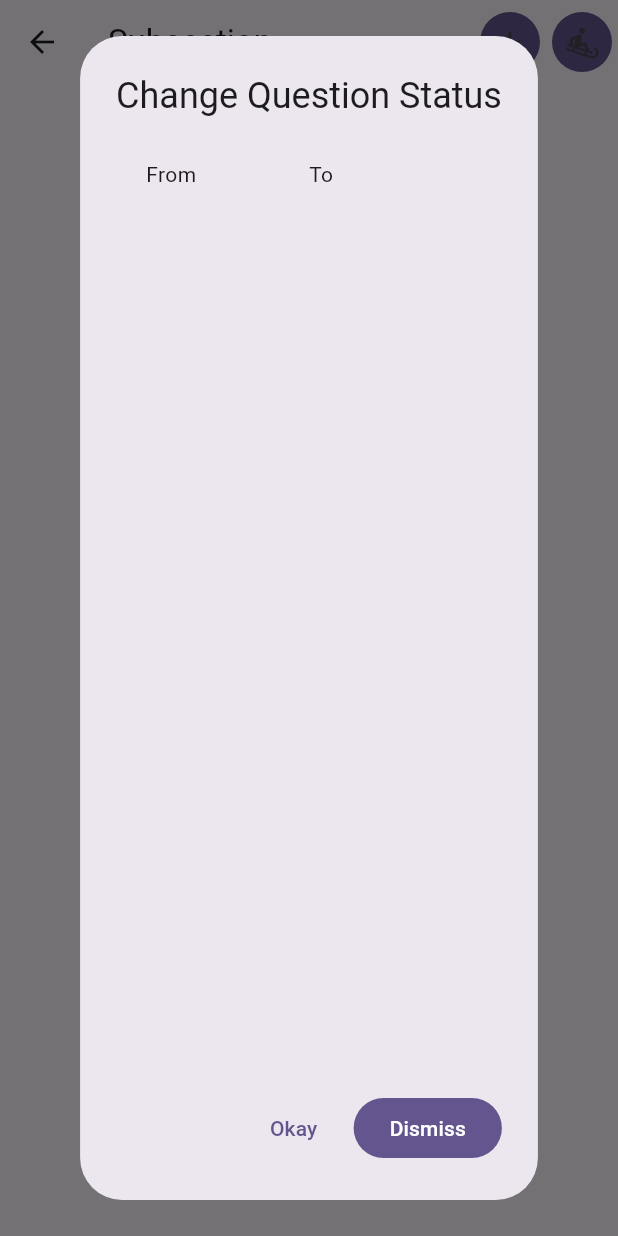
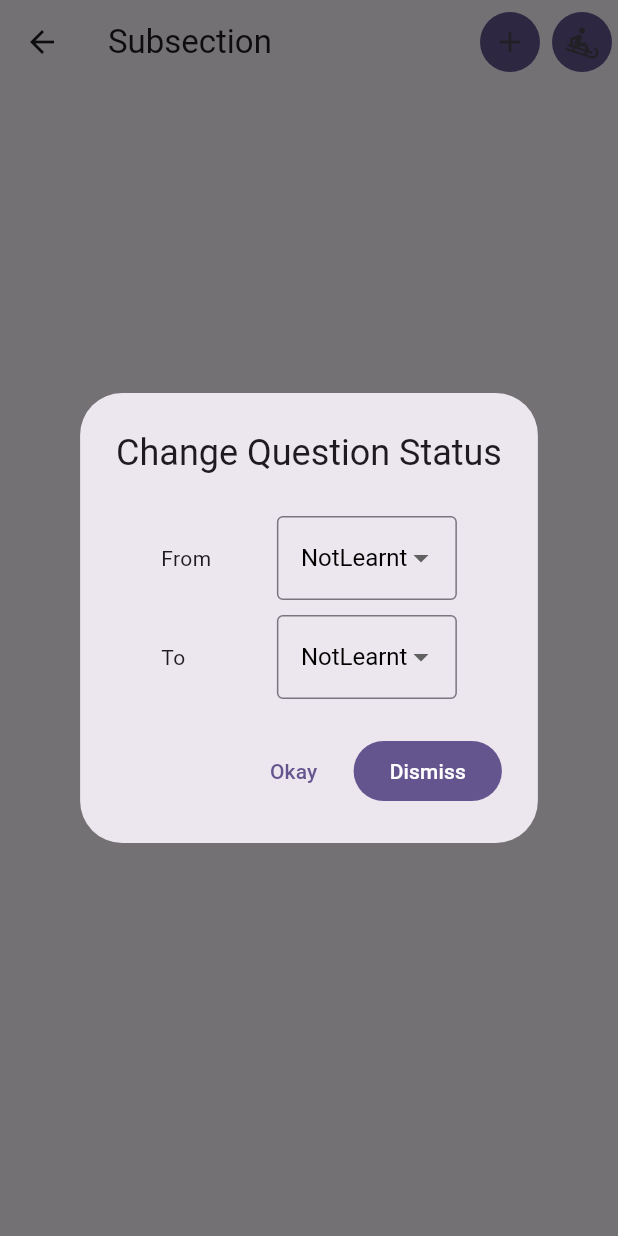
Before and after one commit to namdegnah5352/china_theory_test, a Flutter app: the SubSectionScreen screen opened directly with empty values, after a tap on the "sledding" icon, on a phone screen of 412 x 824 dp. Run offline on Flutter 3.47's test engine with Material 2 defaults, Android fonts, the phone set to English and light mode, and no system bars; our stand-ins replace audioplayers, photo_view, shared_preferences; accounts and stored records are empty.

Commit message:
change status dialog completed

```diff
--- a/lib/widgets/change_status_dialog.dart
+++ b/lib/widgets/change_status_dialog.dart
@@ -1,4 +1,5 @@
 import 'package:china_theory_test/config/constants.dart';
+import 'package:china_theory_test/domain/entities/not_learnt.dart';
 import 'package:flutter/material.dart';
 import '../domain/entities/question.dart';
 import '../config/text_styles.dart';
@@ -15,11 +16,13 @@ class ChangeStatusDialog extends StatefulWidget {
 }
 
 class _ChangeStatusDialogState extends State<ChangeStatusDialog> {
-  late String learntValue;
+  late _temp from;
+  late _temp to;
 
   @override
   void initState() {
-    learntValue = AppConstants.notLearnt;
+    from = _temp(value: AppConstants.notLearnt);
+    to = _temp(value: AppConstants.notLearnt);
     super.initState();
   }
 
@@ -29,30 +32,37 @@ class _ChangeStatusDialogState extends State<ChangeStatusDialog> {
       builder: (context) => AlertDialog(
         title: const Text('Change Question Status'),
         content: Padding(
-          padding: const EdgeInsets.symmetric(horizontal: 20),
+          padding: const EdgeInsets.symmetric(horizontal: 30),
           child: Column(
             crossAxisAlignment: CrossAxisAlignment.start,
+            mainAxisSize: MainAxisSize.min,
             children: [
+              const SizedBox(height: 10),
+              Row(
+                mainAxisAlignment: MainAxisAlignment.start,
+                children: [
+                  const Expanded(child: Text('From')),
+                  getStatusDropdown(from),
+                ],
+              ),
               const SizedBox(height: 10),
               Row(
                 mainAxisAlignment: MainAxisAlignment.center,
                 children: [
-                  Expanded(
-                    child: const Text('From'),
-                  ),
-                  Expanded(child: const Text('To')),
+                  const Expanded(child: Text('To')),
+                  getStatusDropdown(to),
                 ],
               ),
-              const SizedBox(height: 10),
-              Row(),
             ],
           ),
         ),
         actions: <Widget>[
           TextButton(
-            child: const Text('Okay'),
-            onPressed: () => Navigator.of(context).pop(),
-          ),
+              child: const Text('Okay'),
+              onPressed: () {
+                widget.questions.changeStatus(from.value, to.value);
+                Navigator.of(context).pop();
+              }),
           FilledButton(
             child: const Text('Dismiss'),
             onPressed: () => Navigator.of(context).pop(),
@@ -62,12 +72,12 @@ class _ChangeStatusDialogState extends State<ChangeStatusDialog> {
     );
   }
 
-  Widget getStatusDropdown() {
+  Widget getStatusDropdown(_temp valueToSet) {
     return LimitedBox(
-      maxWidth: 90,
+      maxWidth: 120,
       maxHeight: 56,
       child: DropdownButtonFormField<String>(
-        value: learntValue,
+        value: valueToSet.value,
         style: skillsBody,
         decoration: const InputDecoration(
           floatingLabelBehavior: FloatingLabelBehavior.auto,
@@ -76,8 +86,7 @@ class _ChangeStatusDialogState extends State<ChangeStatusDialog> {
         items: quantities,
         menuMaxHeight: 300,
         onChanged: (value) {
-          learntValue = value!;
-          //globalNav.notLearts.changeStatus(widget.question.id, learntValue);
+          valueToSet.value = value!;
         },
       ),
     );
@@ -91,3 +100,8 @@ class _ChangeStatusDialogState extends State<ChangeStatusDialog> {
     );
   }
 }
+
+class _temp {
+  String value;
+  _temp({required this.value});
+}
```
Also changed, not shown: lib/domain/entities/not_learnt.dart (+2 -13 lines), lib/domain/entities/question.dart (+11 -0 lines).
